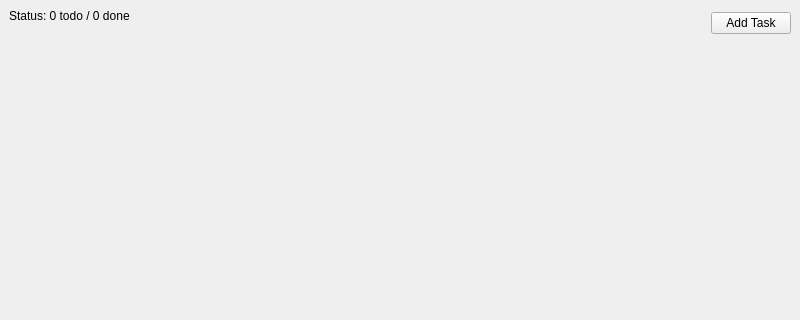
Old version of the form src/forms/MainWindow.ui in the repository buzzcut-s/Q-Do; both pictures show x 0 to 800 and y 0 to 320 of the 800 by 600 pixel window.
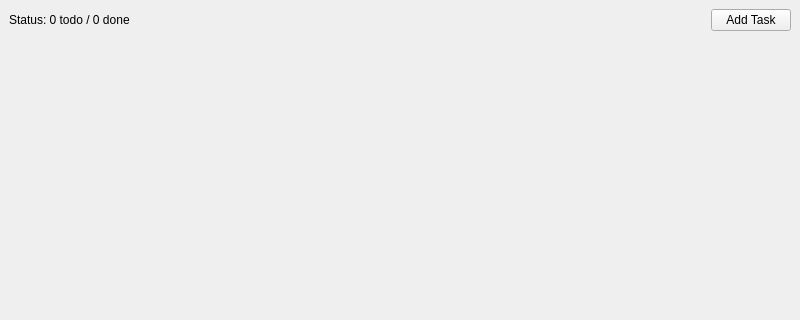
New version of the form.

Commit message:
Move taskLayout above the vertical spacer
Otherwise we're putting the spacer between the toolbar and task layouts.
We wan't to push everything to the top.

Patch:
```diff
--- a/src/forms/MainWindow.ui
+++ b/src/forms/MainWindow.ui
@@ -20,8 +20,7 @@
       <item>
        <widget class="QLabel" name="statusLabel">
         <property name="text">
-         <string>Status: 0 todo / 0 done
-</string>
+         <string>Status: 0 todo / 0 done</string>
         </property>
        </widget>
       </item>
```
Left out of the diff: 6 changed lines with no effect on the pictures.
